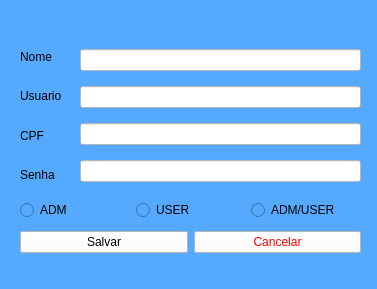
djeisson/SGV, file cad_usuario.ui: the form before one commit.
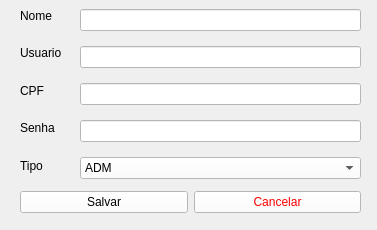
The form after the commit.

Commit message: Atualização de layout e verificações de cadastro de usuario

The edit to the form file:
```diff
--- a/cad_usuario.ui
+++ b/cad_usuario.ui
@@ -7,22 +7,22 @@
     <x>0</x>
     <y>0</y>
     <width>377</width>
-    <height>289</height>
+    <height>230</height>
    </rect>
   </property>
   <property name="windowTitle">
    <string>Cadastro de Usuario</string>
   </property>
   <property name="styleSheet">
-   <string notr="true">background-color: rgb(85, 170, 255);</string>
+   <string notr="true"/>
   </property>
   <widget class="QWidget" name="layoutWidget">
    <property name="geometry">
     <rect>
      <x>20</x>
-     <y>40</y>
+     <y>0</y>
      <width>45</width>
-     <height>151</height>
+     <height>181</height>
     </rect>
    </property>
    <layout class="QVBoxLayout" name="verticalLayout">
@@ -66,15 +66,25 @@
       </property>
      </widget>
     </item>
+    <item>
+     <widget class="QLabel" name="label_5">
+      <property name="styleSheet">
+       <string notr="true">font: 10pt &quot;MS Shell Dlg 2&quot;;</string>
+      </property>
+      <property name="text">
+       <string>Tipo</string>
+      </property>
+     </widget>
+    </item>
    </layout>
   </widget>
   <widget class="QWidget" name="layoutWidget">
    <property name="geometry">
     <rect>
      <x>80</x>
-     <y>40</y>
+     <y>0</y>
      <width>281</width>
-     <height>151</height>
+     <height>191</height>
     </rect>
    </property>
    <layout class="QVBoxLayout" name="verticalLayout_2">
@@ -112,13 +122,35 @@
       </property>
      </widget>
     </item>
+    <item>
+     <widget class="QComboBox" name="comboBox">
+      <property name="styleSheet">
+       <string notr="true">background-color: rgb(255, 255, 255);</string>
+      </property>
+      <item>
+       <property name="text">
+        <string>ADM</string>
+       </property>
+      </item>
+      <item>
+       <property name="text">
+        <string>VENDEDOR</string>
+       </property>
+      </item>
+      <item>
+       <property name="text">
+        <string>GESTOR</string>
+       </property>
+      </item>
+     </widget>
+    </item>
    </layout>
   </widget>
   <widget class="QWidget" name="layoutWidget">
    <property name="geometry">
     <rect>
      <x>20</x>
-     <y>230</y>
+     <y>190</y>
      <width>341</width>
      <height>25</height>
     </rect>
@@ -147,39 +179,6 @@
     </item>
    </layout>
   </widget>
-  <widget class="QWidget" name="layoutWidget">
-   <property name="geometry">
-    <rect>
-     <x>20</x>
-     <y>200</y>
-     <width>341</width>
-     <height>20</height>
-    </rect>
-   </property>
-   <layout class="QHBoxLayout" name="horizontalLayout_2">
-    <item>
-     <widget class="QRadioButton" name="radioButton">
-      <property name="text">
-       <string>ADM</string>
-      </property>
-     </widget>
-    </item>
-    <item>
-     <widget class="QRadioButton" name="radioButton_2">
-      <property name="text">
-       <string>USER</string>
-      </property>
-     </widget>
-    </item>
-    <item>
-     <widget class="QRadioButton" name="radioButton_3">
-      <property name="text">
-       <string>ADM/USER</string>
-      </property>
-     </widget>
-    </item>
-   </layout>
-  </widget>
  </widget>
  <resources/>
  <connections/>
```
The commit also changes 7 other files.
